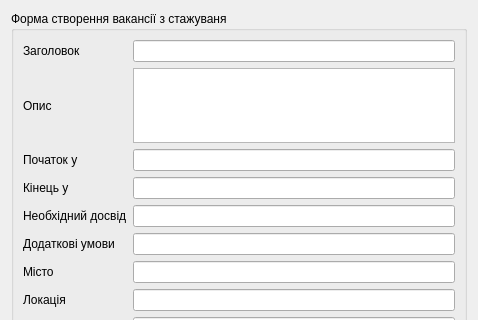
Old version of the form source/windows/model/education/educationcreatewindow.ui in the repository Who-are-me/term_paper_2022; both pictures show x 0 to 478 and y 0 to 320 of the 478 by 474 pixel window.
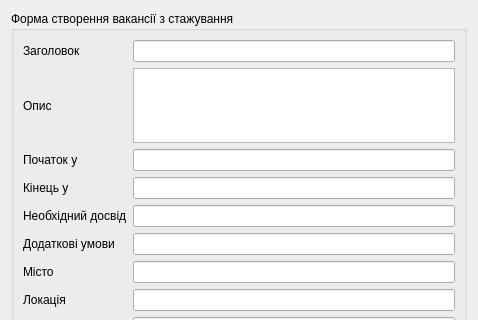
New version of the form.

```diff
--- a/source/windows/model/education/educationcreatewindow.ui
+++ b/source/windows/model/education/educationcreatewindow.ui
@@ -17,7 +17,7 @@
    <item row="0" column="0" colspan="3">
     <widget class="QGroupBox" name="groupBox">
      <property name="title">
-      <string>Форма створення вакансії з стажуваня</string>
+      <string>Форма створення вакансії з стажування</string>
      </property>
      <layout class="QGridLayout" name="gridLayout">
       <item row="8" column="0">
```
